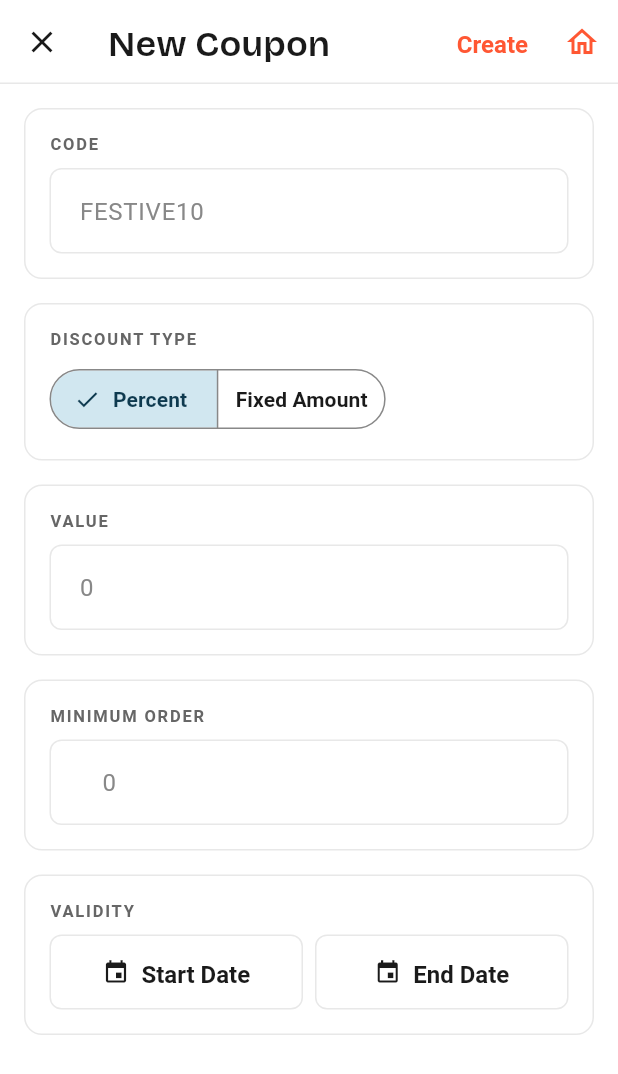
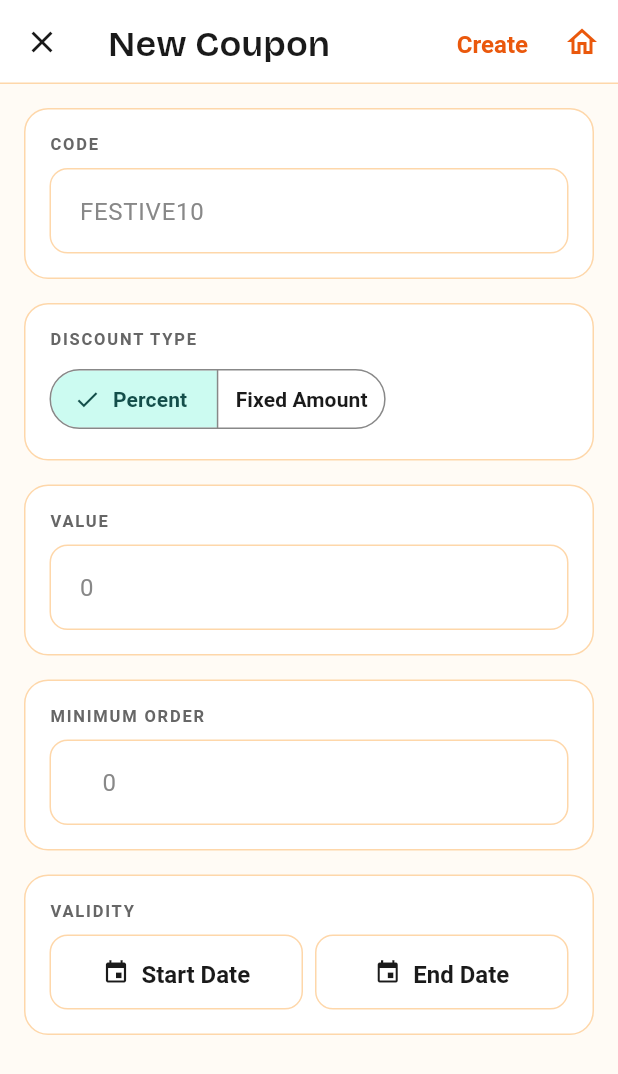
Before and after one commit to ilhaansiddique-coder/akhiyanflutterapp, a Flutter app: the CouponFormScreen screen opened by its route, on a phone screen of 412 x 824 dp. Shown: the top 1074 px of the screen. Run offline on Flutter 3.47's test engine with Material 3 defaults, Android fonts, the phone set to English and light mode, and no system bars; our stand-ins replace flutter_riverpod, flutter_secure_storage, go_router, google_fonts; accounts and stored records are empty; network calls fail; Roboto replaces fonts that are missing (Hind Siliguri).

Commit message:
feat(theme): sync color + radius tokens with web project
Phase 1 of the dual-UI port. Flutter's theme tokens were drifting from
the web project's canonical CSS variables — this brings them back in
lock-step so a card on phone looks the same as a card in mobile Chrome
on the same shop page.

Colors (lib/src/core/theme/colors.dart):
- primary  #FF5733 -> #EA580C (web --primary, Tailwind orange-600)
- secondary #2E86AB -> #14B8A6 (web --secondary, teal-500)
- background plain white -> #FFFBF5 (web --background, warm cream)
- new tokens: primaryLight/Dark/Darker, backgroundAlt, foreground,
  textBody/Muted/Light, saleRed, badgeGreen, social brand colors —
  all match web's --* CSS variables 1:1
- M3 container/on-color tiers re-derived from the new primary so
  surfaceContainer* stays in the same hue family as the web CSS

Radii (lib/src/core/theme/spacing.dart):
- small  4 -> 6  (web --radius-sm)
- medium 8 -> 12 (web --radius-md)
- large  12 -> 16 (web --radius-lg)
- xLarge 20 -> 24 (web --radius-xl)
- new xSmall 4 for sub-pill chips that need tighter curves than 6

Behavioural change for existing widgets: every `AppRadius.medium` etc.
gets one tier rounder, matching the web look. No widget code edits
needed — the tokens propagate.

```diff
--- a/lib/src/core/theme/colors.dart
+++ b/lib/src/core/theme/colors.dart
@@ -1,38 +1,51 @@
 import 'package:flutter/material.dart';
 
-/// Akhiyan design tokens — Material 3 palette derived from the brand colors:
-/// Primary `#FF5733` (orange), Secondary `#2E86AB` (blue),
-/// Tertiary `#CC3300` (deep orange/red accent), Neutral grays.
+/// Akhiyan design tokens — kept in lock-step with the web project's CSS
+/// variables in `src/app/globals.css`. When the web customizer changes a
+/// color, update both files together. Live-theme bumps over SSE override
+/// the static defaults at runtime.
 ///
-/// Sourced from akhiyanbd.com brand palette. Tonal containers and on-colors
-/// follow M3 conventions. Status accents (warning/info/success) keep their
-/// semantic hues so a green "Delivered" pill still reads as success
-/// regardless of brand palette.
+/// Brand palette:
+///   primary       #ea580c  Tailwind orange-600
+///   primary-light #fb923c  Tailwind orange-400
+///   primary-dark  #c2410c  Tailwind orange-700
+///   secondary     #14b8a6  Tailwind teal-500
+///   foreground    #431407  Tailwind orange-950 (darkest text)
+///   background    #fffbf5  warm cream
+///   border        #fed7aa  Tailwind orange-200
+///
+/// Material 3 container tokens derive from the primary/secondary, picked
+/// from the same hue ramp (Tailwind orange/teal scales) so they sit in
+/// the same family as the web equivalents and Flutter's built-in tonal
+/// algorithms don't drift away.
 class AppColors {
   AppColors._();
 
-  // ─── Primary (orange) ───────────────────────────────────────────────────
-  static const Color primary = Color(0xFFFF5733);
+  // ─── Primary (orange) — matches web --primary ──────────────────────────
+  static const Color primary = Color(0xFFEA580C);          // orange-600
+  static const Color primaryLight = Color(0xFFFB923C);     // orange-400
+  static const Color primaryDark = Color(0xFFC2410C);      // orange-700
+  static const Color primaryDarker = Color(0xFF9A3412);    // orange-800
   static const Color onPrimary = Color(0xFFFFFFFF);
-  static const Color primaryContainer = Color(0xFFFFE2D9);
-  static const Color onPrimaryContainer = Color(0xFF7A1F0A);
-  static const Color primaryFixed = Color(0xFFFFD9CC);
-  static const Color primaryFixedDim = Color(0xFFFF7555);
-  static const Color onPrimaryFixed = Color(0xFF5C1A09);
-  static const Color onPrimaryFixedVariant = Color(0xFF7A1F0A);
-  static const Color inversePrimary = Color(0xFFFF7555);
+  static const Color primaryContainer = Color(0xFFFFEDD5); // orange-100
+  static const Color onPrimaryContainer = Color(0xFF7C2D12); // orange-900
+  static const Color primaryFixed = Color(0xFFFFEDD5);
+  static const Color primaryFixedDim = Color(0xFFFDBA74);  // orange-300
+  static const Color onPrimaryFixed = Color(0xFF431407);
+  static const Color onPrimaryFixedVariant = Color(0xFF7C2D12);
+  static const Color inversePrimary = Color(0xFFFB923C);
 
-  // ─── Secondary (blue) ───────────────────────────────────────────────────
-  static const Color secondary = Color(0xFF2E86AB);
+  // ─── Secondary (teal) — matches web --secondary ────────────────────────
+  static const Color secondary = Color(0xFF14B8A6);        // teal-500
   static const Color onSecondary = Color(0xFFFFFFFF);
-  static const Color secondaryContainer = Color(0xFFD1E7F0);
-  static const Color onSecondaryContainer = Color(0xFF0E3A4F);
-  static const Color secondaryFixed = Color(0xFFD1E7F0);
-  static const Color secondaryFixedDim = Color(0xFFA8CFE0);
-  static const Color onSecondaryFixed = Color(0xFF0E3A4F);
-  static const Color onSecondaryFixedVariant = Color(0xFF1B5470);
+  static const Color secondaryContainer = Color(0xFFCCFBF1); // teal-100
+  static const Color onSecondaryContainer = Color(0xFF134E4A); // teal-900
+  static const Color secondaryFixed = Color(0xFFCCFBF1);
+  static const Color secondaryFixedDim = Color(0xFF5EEAD4);
+  static const Color onSecondaryFixed = Color(0xFF134E4A);
+  static const Color onSecondaryFixedVariant = Color(0xFF115E59); // teal-800
 
-  // ─── Tertiary (deep orange/red) ─────────────────────────────────────────
+  // ─── Tertiary (deep orange/red accent) ─────────────────────────────────
   static const Color tertiary = Color(0xFFCC3300);
   static const Color onTertiary = Color(0xFFFFFFFF);
   static const Color tertiaryContainer = Color(0xFFFFCFC2);
@@ -42,49 +55,68 @@ class AppColors {
   static const Color onTertiaryFixed = Color(0xFF4A1500);
   static const Color onTertiaryFixedVariant = Color(0xFF7A1F0A);
 
-  // ─── Surface / background (neutral, near-white) ─────────────────────────
-  static const Color background = Color(0xFFFFFFFF);
-  static const Color onBackground = Color(0xFF1A1A1A);
+  // ─── Background / surface — matches web --background, --background-alt ─
+  /// Page background. Warm cream `#fffbf5` matches the web; on phones with
+  /// edge-to-edge displays it reads softer than pure white.
+  static const Color background = Color(0xFFFFFBF5);
+  static const Color backgroundAlt = Color(0xFFFFF7ED);    // orange-50
+  static const Color onBackground = Color(0xFF431407);     // foreground
   static const Color surface = Color(0xFFFFFFFF);
   static const Color onSurface = Color(0xFF1A1A1A);
   static const Color surfaceBright = Color(0xFFFFFFFF);
-  static const Color surfaceDim = Color(0xFFE8E8E8);
-  static const Color surfaceVariant = Color(0xFFF7F7F7);
+  static const Color surfaceDim = Color(0xFFF5F5F5);
+  static const Color surfaceVariant = Color(0xFFFFF7ED);
   static const Color onSurfaceVariant = Color(0xFF666666);
-  static const Color surfaceTint = Color(0xFFFF5733);
+  static const Color surfaceTint = primary;
   static const Color inverseSurface = Color(0xFF1A1A1A);
   static const Color inverseOnSurface = Color(0xFFF7F7F7);
 
-  // ─── Surface containers (M3 elevation tiers) ────────────────────────────
+  // ─── Surface containers (M3 elevation tiers) ───────────────────────────
   static const Color surfaceContainerLowest = Color(0xFFFFFFFF);
-  static const Color surfaceContainerLow = Color(0xFFFAFAFA);
-  static const Color surfaceContainer = Color(0xFFF7F7F7);
-  static const Color surfaceContainerHigh = Color(0xFFEFEFEF);
-  static const Color surfaceContainerHighest = Color(0xFFE8E8E8);
+  static const Color surfaceContainerLow = Color(0xFFFFFBF5);
+  static const Color surfaceContainer = Color(0xFFFFF7ED);
+  static const Color surfaceContainerHigh = Color(0xFFFFEDD5);
+  static const Color surfaceContainerHighest = Color(0xFFFED7AA);
 
-  // ─── Outline ────────────────────────────────────────────────────────────
-  static const Color outline = Color(0xFF888888);
-  static const Color outlineVariant = Color(0xFFE8E8E8);
+  // ─── Outline / borders — matches web --border ──────────────────────────
+  static const Color outline = Color(0xFF888888);          // text-muted
+  static const Color outlineVariant = Color(0xFFFED7AA);   // border
+  static const Color borderSubtle = Color(0xFFE8E8E8);
+  static const Color slateBorder = Color(0xFFE2E8F0);
 
-  /// Hairline border used on elevated cards (lighter than `outlineVariant`).
-  /// Use when a card should feel softer than the M3 default — particularly
-  /// when paired with a real shadow.
-  static const Color borderSubtle = Color(0xFFE8E8E8);
+  // ─── Text — matches web --text-body / --text-muted / --text-light ──────
+  static const Color textBody = Color(0xFF404040);
+  static const Color textMuted = Color(0xFF888888);
+  static const Color textLight = Color(0xFFAAAAAA);
+  static const Color foreground = Color(0xFF431407);       // darkest text
 
-  // ─── Error (M3 standard, kept) ──────────────────────────────────────────
-  static const Color error = Color(0xFFDC2626);
+  // ─── Error ─────────────────────────────────────────────────────────────
+  static const Color error = Color(0xFFDC2626);            // sale-red on web
   static const Color onError = Color(0xFFFFFFFF);
   static const Color errorContainer = Color(0xFFFEE2E2);
   static const Color onErrorContainer = Color(0xFF7F1D1D);
 
-  // ─── Status accents (semantic — kept distinct from brand) ───────────────
+  // ─── Status accents (semantic) ─────────────────────────────────────────
   static const Color warning = Color(0xFFF59E0B);
   static const Color warningContainer = Color(0xFFFEF3C7);
   static const Color onWarningContainer = Color(0xFF92400E);
-  static const Color info = Color(0xFF2E86AB);
-  static const Color infoContainer = Color(0xFFD1E7F0);
-  static const Color onInfoContainer = Color(0xFF0E3A4F);
-  static const Color success = Color(0xFF16A34A);
-  static const Color successContainer = Color(0xFFD1FAE5);
-  static const Color onSuccessContainer = Color(0xFF065F46);
+  static const Color info = Color(0xFF14B8A6);             // matches secondary
+  static const Color infoContainer = Color(0xFFCCFBF1);
+  static const Color onInfoContainer = Color(0xFF134E4A);
+  static const Color success = Color(0xFF14B8A6);          // badge-green
+  static const Color successContainer = Color(0xFFCCFBF1);
+  static const Color onSuccessContainer = Color(0xFF134E4A);
+
+  // ─── Storefront-only accents (matches web tokens directly) ─────────────
+  /// Sale price strikethrough / discount badge red. Distinct from `error`
+  /// because the storefront uses the same hex for both — kept as separate
+  /// names so semantic intent reads in the call site.
+  static const Color saleRed = Color(0xFFDC2626);
+  static const Color badgeGreen = Color(0xFF14B8A6);
+
+  // ─── Social brand colors (matches web --facebook etc.) ─────────────────
+  static const Color facebook = Color(0xFF3B5998);
+  static const Color instagram = Color(0xFF8A3AB9);
+  static const Color youtube = Color(0xFFCD201F);
+  static const Color whatsapp = Color(0xFF25D366);
 }
--- a/lib/src/core/theme/spacing.dart
+++ b/lib/src/core/theme/spacing.dart
@@ -1,7 +1,6 @@
-/// Spacing scale, ported from the Stitch prototype Tailwind config.
-///
-/// xs/sm/md/lg/xl = 4/8/16/24/40 px. Always use these — no magic numbers
-/// in widgets.
+/// Spacing + radius scales — kept aligned with the web project's
+/// `--radius-*` and Tailwind spacing classes so a card's corner curve
+/// looks identical on phone and web.
 class AppSpacing {
   AppSpacing._();
 
@@ -12,18 +11,27 @@ class AppSpacing {
   static const double xl = 40;
 
   /// Page horizontal gutter on mobile.
-  static const double gutter = 24;
+  static const double gutter = 16;
 
-  /// Maximum content width on tablets/desktops.
-  static const double containerMax = 1440;
+  /// Maximum content width on tablets — matches web `--container-max`
+  /// (1280px desktop). On phones the gutter caps it earlier in practice.
+  static const double containerMax = 1280;
 }
 
-/// Border radius scale.
+/// Border radius scale — matches web `--radius-sm/md/lg/xl` exactly.
+///
+/// xSmall is below the web scale and used only for tiny decorative chips
+/// where 6px reads too curvy. Pill stays a separate concept (full circle
+/// for rounded toggles / status dots).
 class AppRadius {
   AppRadius._();
 
-  static const double small = 4;
-  static const double medium = 8;
-  static const double large = 12;
+  /// Tighter than web's smallest — only for sub-pill chips and tiny dots.
+  static const double xSmall = 4;
+
+  static const double small = 6;     // matches web --radius-sm
+  static const double medium = 12;   // matches web --radius-md
+  static const double large = 16;    // matches web --radius-lg
+  static const double xLarge = 24;   // matches web --radius-xl
   static const double pill = 9999;
 }
```
